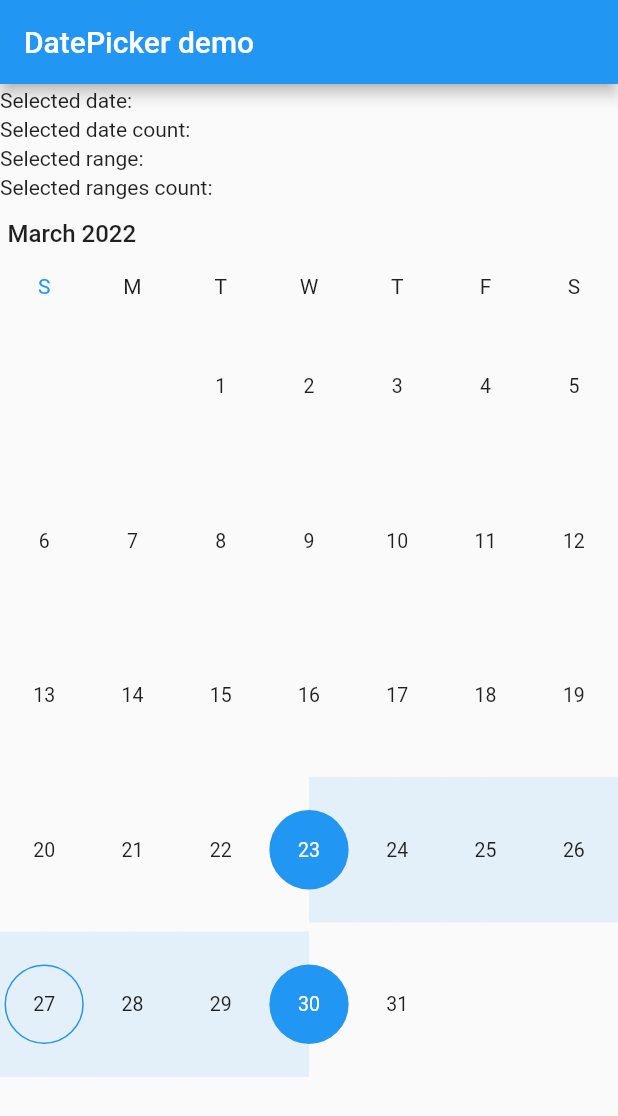
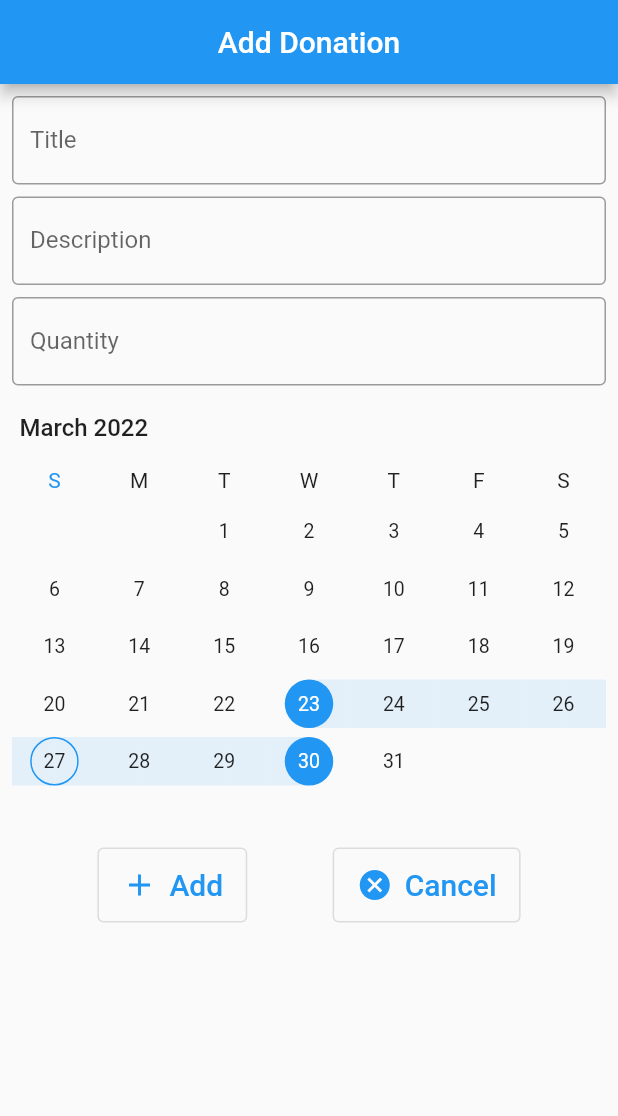
Before and after one commit to geek911/09876543, a Flutter app: the DonorPage screen opened by its route, after a tap on the "add" icon, on a phone screen of 412 x 824 dp. Shown: the top 1116 px of the screen. Run offline on Flutter 3.47's test engine with Material 2 defaults, Android fonts, the phone set to English and light mode, and no system bars; drawn by our look-alikes of syncfusion_flutter_datepicker; our stand-ins replace cloud_firestore, firebase_auth, firebase_core, firebase_database, form_validator; missing offline and left inert: firebase_app_check; accounts and stored records are empty.

Commit message:
added donation page

```diff
--- a/lib/pages/add_donation_page.dart
+++ b/lib/pages/add_donation_page.dart
@@ -1,6 +1,7 @@
 import 'package:flutter/material.dart';
 import 'package:syncfusion_flutter_datepicker/datepicker.dart';
 import 'package:intl/intl.dart';
+import 'package:food_donor/commons/widgets.dart';
 
 class AddDonationPage extends StatefulWidget {
   const AddDonationPage({Key? key}) : super(key: key);
@@ -14,6 +15,10 @@ class _AddDonationPageState extends State<AddDonationPage> {
   String _dateCount = '';
   String _range = '';
   String _rangeCount = '';
+
+  final TextEditingController _title = TextEditingController();
+  final TextEditingController _description = TextEditingController();
+  final TextEditingController _quantity = TextEditingController();
 
   /// The method for [DateRangePickerSelectionChanged] callback, which will be
   /// called whenever a selection changed on the date picker widget.
@@ -50,41 +55,65 @@ class _AddDonationPageState extends State<AddDonationPage> {
     return MaterialApp(
       home: Scaffold(
         appBar: AppBar(
-              title: const Text('DatePicker demo'),
+          title: const Text('Add Donation'),
+          centerTitle: true,
         ),
-            body: Stack(
-              children: <Widget>[
-                Positioned(
-                  left: 0,
-                  right: 0,
-                  top: 0,
-                  height: 80,
+        body: Padding(
+          padding: const EdgeInsets.all(8.0),
           child: Column(
-                    mainAxisAlignment: MainAxisAlignment.spaceEvenly,
-                    mainAxisSize: MainAxisSize.min,
-                    crossAxisAlignment: CrossAxisAlignment.start,
-                    children: <Widget>[
-                      Text('Selected date: $_selectedDate'),
-                      Text('Selected date count: $_dateCount'),
-                      Text('Selected range: $_range'),
-                      Text('Selected ranges count: $_rangeCount')
-                    ],
+            children: [
+              FormFields.textField("Title", _title),
+              const SizedBox(
+                height: 8,
               ),
+              FormFields.textField("Description", _description),
+              const SizedBox(
+                height: 8,
               ),
-                Positioned(
-                  left: 0,
-                  top: 80,
-                  right: 0,
-                  bottom: 0,
-                  child: SfDateRangePicker(
+              FormFields.textField("Quantity", _quantity),
+              const SizedBox(
+                height: 8,
+              ),
+              SfDateRangePicker(
                 onSelectionChanged: _onSelectionChanged,
                 selectionMode: DateRangePickerSelectionMode.range,
                 initialSelectedRange: PickerDateRange(
                     DateTime.now().subtract(const Duration(days: 4)),
                     DateTime.now().add(const Duration(days: 3))),
               ),
-                )
+              Row(
+                mainAxisAlignment: MainAxisAlignment.spaceEvenly,
+                children: [
+                  SizedBox(
+                    height: 50,
+                    child: OutlinedButton.icon(
+                      label: const Text(
+                        "Add",
+                        style: TextStyle(fontSize: 20),
+                      ),
+                      icon: const Icon(Icons.add),
+                      onPressed: () {},
+                    ),
+                  ),
+                  SizedBox(
+                    height: 50,
+                    child: OutlinedButton.icon(
+                      label: const Text(
+                        "Cancel",
+                        style: TextStyle(fontSize: 20),
+                      ),
+                      icon: const Icon(Icons.cancel),
+                      onPressed: () {
+                        Navigator.pop(context);
+                      },
+                    ),
+                  ),
                 ],
-            )));
+              ),
+            ],
+          ),
+        ),
+      ),
+    );
   }
 }
```
Also changed, not shown: lib/pages/donor_page.dart (+1 -61 lines). Lines whose indentation alone changed are shown as unchanged.
